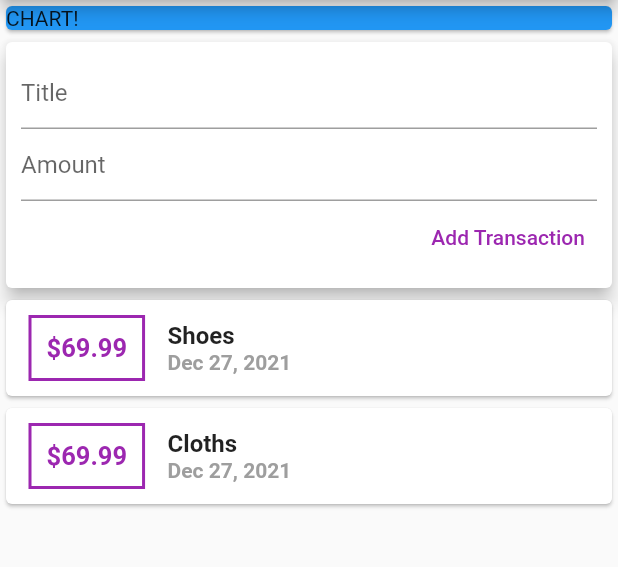
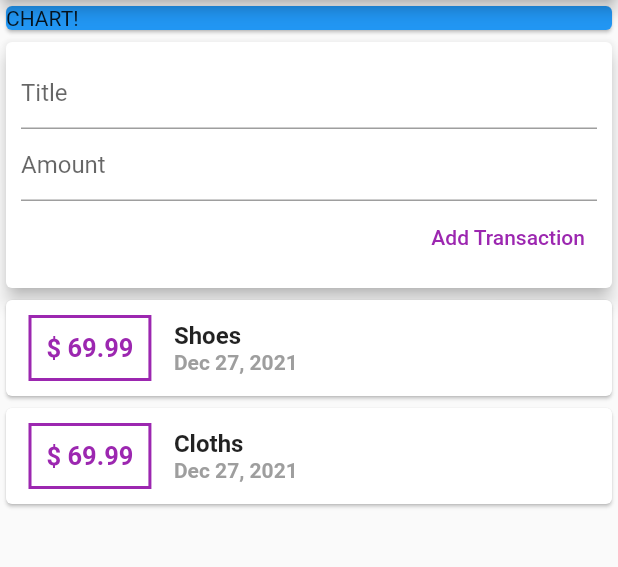
Before and after one commit to samtuga1/expense_tracker, a Flutter app: the screen it shows after launch, on a phone screen of 412 x 824 dp, the part 84-651 px from its top. Run offline on Flutter 3.47's test engine with Material 2 defaults, Android fonts, the phone set to English and light mode, and no system bars.

Commit message:
demo commit

```diff
--- a/lib/widgets/new_transaction.dart
+++ b/lib/widgets/new_transaction.dart
@@ -23,6 +23,7 @@ class NewTransaction extends StatelessWidget {
               ),
             ),
             TextField(
+              keyboardType: TextInputType.number,
               controller: amountController,
               decoration: const InputDecoration(hintText: 'Amount'),
             ),
--- a/lib/widgets/transaction_list.dart
+++ b/lib/widgets/transaction_list.dart
@@ -9,19 +9,22 @@ class TransactionList extends StatelessWidget {
 
   @override
   Widget build(BuildContext context) {
-    return Column(
-        children: transactions.map((tx) {
+    return Container(
+      height: 500.0,
+      child: ListView.builder(
+        itemBuilder: (ctx, index) {
           return Card(
               child: Row(
             children: [
               Container(
                 padding: const EdgeInsets.all(10),
-            margin: const EdgeInsets.symmetric(vertical: 10, horizontal: 15),
+                margin:
+                    const EdgeInsets.symmetric(vertical: 10, horizontal: 15),
                 decoration: BoxDecoration(
                   border: Border.all(color: Colors.purple, width: 2),
                 ),
                 child: Text(
-              '\$${tx.amount}',
+                  '\$ ${transactions[index].amount}',
                   // tx.amount.toString(),
                   style: const TextStyle(
                       fontWeight: FontWeight.bold,
@@ -33,12 +36,12 @@ class TransactionList extends StatelessWidget {
                 crossAxisAlignment: CrossAxisAlignment.start,
                 children: [
                   Text(
-                tx.title,
-                style:
-                    const TextStyle(fontWeight: FontWeight.bold, fontSize: 16),
+                    transactions[index].title,
+                    style: const TextStyle(
+                        fontWeight: FontWeight.bold, fontSize: 16),
                   ),
                   Text(
-                DateFormat.yMMMd().format(tx.date),
+                    DateFormat.yMMMd().format(transactions[index].date),
                     style: const TextStyle(
                         fontWeight: FontWeight.bold, color: Colors.grey),
                   ),
@@ -46,6 +49,9 @@ class TransactionList extends StatelessWidget {
               )
             ],
           ));
-    }).toList());
+        },
+        itemCount: transactions.length,
+      ),
+    );
   }
 }
```
Lines whose indentation alone changed are shown as unchanged.
